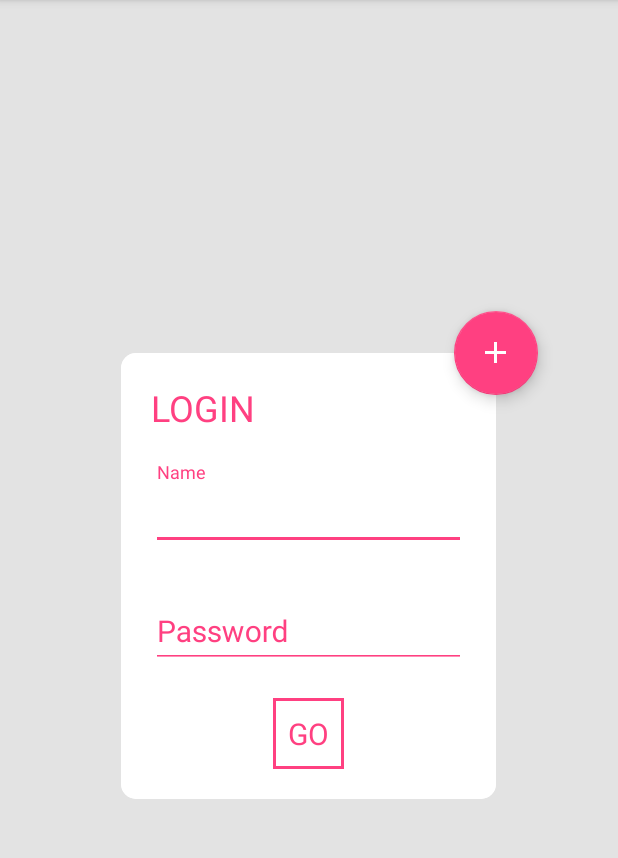
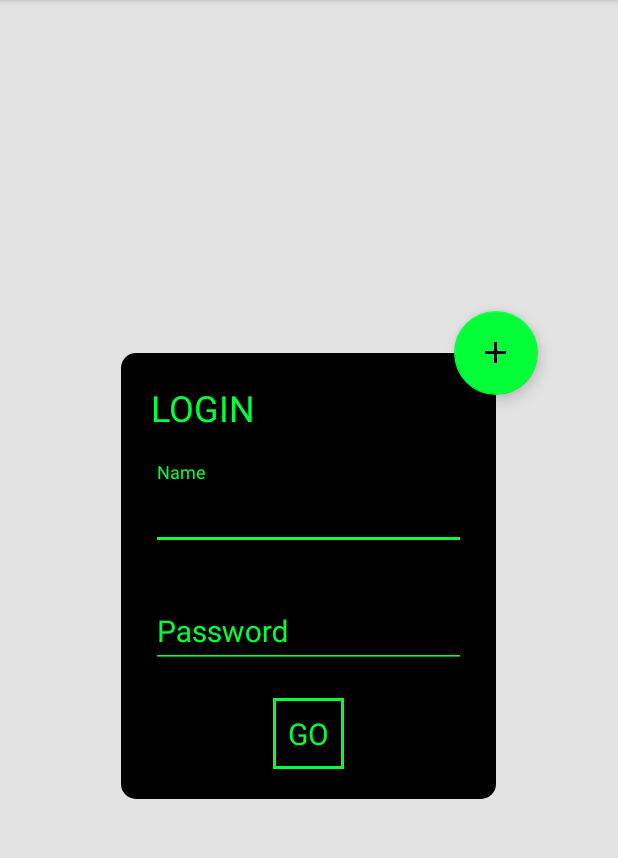
Before and after one commit to shem8/MaterialLogin, an Android app: the screen it shows after launch (MainActivity), on a phone screen of 412 x 824 dp, the part 84-942 px from its top. Run offline under Robolectric (Android 15) with nearby library versions, the phone set to English and light mode, and no system bars.

Commit message:
Override material login colors for costumization

```diff
--- a/app/src/main/res/values/colors.xml
+++ b/app/src/main/res/values/colors.xml
@@ -3,4 +3,9 @@
     <color name="colorPrimary">#3F51B5</color>
     <color name="colorPrimaryDark">#303F9F</color>
     <color name="colorAccent">#FF4081</color>
+
+    <color name="materail_login_login_color">#000000</color>
+    <color name="materail_login_register_color">#00ff37</color>
+    <color name="materail_login_login_error_color">#ffbebe</color>
+    <color name="materail_login_register_error_color">#600002</color>
 </resources>
```
